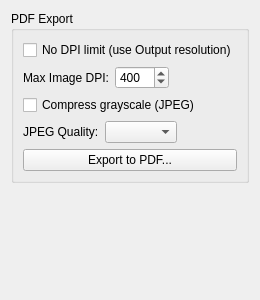
Before: the Qt Designer form src/core/filters/export/OptionsWidget.ui in abandoned-industries/scantailor-spectre, drawn with Qt 5.
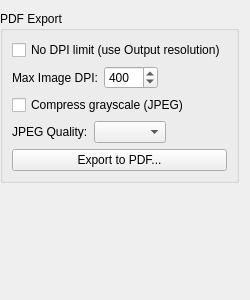
After: the same form once the commit is applied. Icons and pictures are not drawn.

What changed in the file:
```diff
--- a/src/core/filters/export/OptionsWidget.ui
+++ b/src/core/filters/export/OptionsWidget.ui
@@ -14,6 +14,9 @@
    <string>Export</string>
   </property>
   <layout class="QVBoxLayout" name="verticalLayout">
+   <property name="leftMargin">
+    <number>0</number>
+   </property>
    <item>
     <widget class="QGroupBox" name="pdfExportGroup">
      <property name="title">
```
